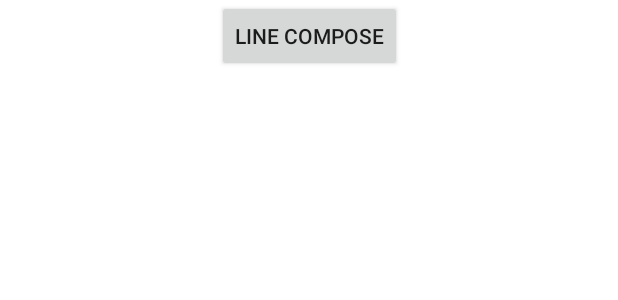
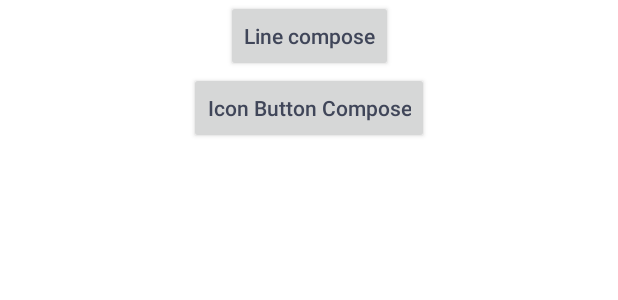
Before and after one commit to asifzafar00/and-compose, an Android app built with Jetpack Compose: the layout homefragment.xml on its own in the app's theme, with its tools: preview values and no code run, on a phone screen of 412 x 824 dp. Shown: the top 300 px of the screen. Run offline under Robolectric (Android 15) with nearby library versions, the phone set to English and light mode, and no system bars.

Commit message:
button  of icon button

```diff
--- a/app/src/main/java/com/example/navi/ui/activity/fragment/HomeFragment.kt
+++ b/app/src/main/java/com/example/navi/ui/activity/fragment/HomeFragment.kt
@@ -29,5 +29,10 @@ class HomeFragment : Fragment() {
             findNavController().navigate(R.id.action_homeFragment2_to_linesInCompose3, bundle)
         }
 
+        binding?.IconButton?.setOnClickListener {
+            val bundle = bundleOf(ObjectCompanions.KEY to "Hi Dev's start learning Compose ")
+            findNavController().navigate(R.id.action_homeFragment2_to_iconButtonComposeFragment, bundle)
+        }
+
     }
 }
--- a/app/src/main/res/layout/homefragment.xml
+++ b/app/src/main/res/layout/homefragment.xml
@@ -9,7 +9,21 @@
         android:layout_width="wrap_content"
         android:layout_height="wrap_content"
         android:text="@string/line_button"
+        android:textAllCaps="false"
+        android:textColor="@color/material_dynamic_secondary30"
         app:layout_constraintEnd_toEndOf="parent"
         app:layout_constraintStart_toStartOf="parent"
         app:layout_constraintTop_toTopOf="parent" />
+
+    <androidx.appcompat.widget.AppCompatButton
+        android:id="@+id/IconButton"
+        android:layout_width="wrap_content"
+        android:layout_height="wrap_content"
+        android:text="@string/IconButton_button"
+        android:textAllCaps="false"
+        android:textColor="@color/material_dynamic_secondary30"
+        app:layout_constraintEnd_toEndOf="parent"
+        app:layout_constraintStart_toStartOf="parent"
+        app:layout_constraintTop_toBottomOf="@+id/line_button" />
+
 </androidx.constraintlayout.widget.ConstraintLayout>
--- a/app/src/main/res/values/strings.xml
+++ b/app/src/main/res/values/strings.xml
@@ -1,6 +1,7 @@
 <resources>
     <string name="app_name">Compose</string>
     <string name="outline_button">Outline</string>
-    <string name="line_button">line compose</string>
+    <string name="line_button">Line compose</string>
+    <string name="IconButton_button">Icon Button Compose</string>
 
 </resources>
```
Also changed, not shown: app/src/main/java/com/example/navi/ui/activity/fragment/IconButtonComposeFragment.kt (added, +61 -0 lines), app/src/main/res/navigation/app_navi.xml (+8 -0 lines).
